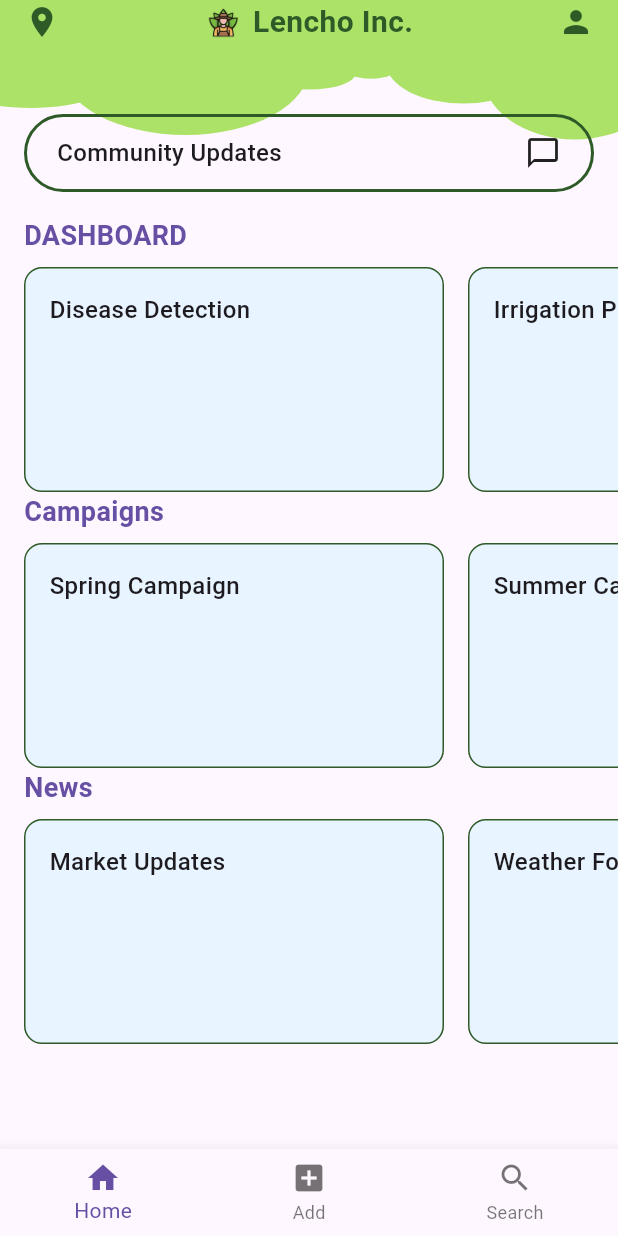
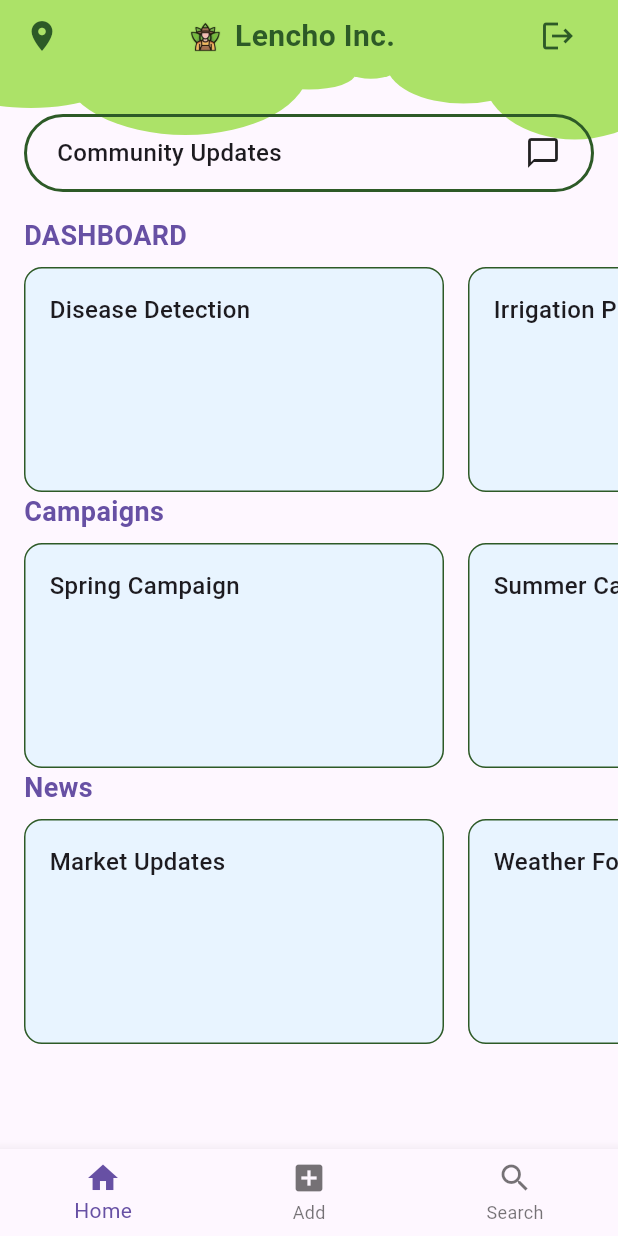
Before and after one commit to Niketw/lencho-server, a Flutter app: the HomePage screen opened directly, on a phone screen of 412 x 824 dp. Run offline on Flutter 3.47's test engine with Material 3 defaults, Android fonts, the light colour scheme and no system bars; our stand-ins replace cloud_firestore, firebase_auth, firebase_core, get; accounts and stored records are empty; generated files the repository leaves out were written again.

Commit message:
session log out added

```diff
--- a/lib/screens/home/home_page.dart
+++ b/lib/screens/home/home_page.dart
@@ -1,6 +1,6 @@
 import 'package:flutter/material.dart';
-import 'package:lencho/widgets/BushCloudRotated.dart';
-import 'package:lencho/widgets/home/section_widgets.dart';
+import 'package:lencho/widgets/home/header_widgets.dart';
+import 'package:lencho/widgets/home/content_widgets.dart';
 
 class HomePage extends StatelessWidget {
   const HomePage({super.key});
@@ -9,152 +9,9 @@ class HomePage extends StatelessWidget {
   Widget build(BuildContext context) {
     return Scaffold(
       body: Column(
-        children: [
-          // Header with BushCloud
-          Stack(
-            children: [
-              const SizedBox(
-                height: 60,
-                width: double.infinity,
-                child: BushCloudRotated(),
-              ),
-              SafeArea(
-                child: Padding(
-                  padding: const EdgeInsets.symmetric(horizontal: 16.0),
-                  child: Row(
-                    mainAxisAlignment: MainAxisAlignment.spaceBetween,
-                    children: [
-                      const Icon(Icons.location_on, color: Color(0xFF2D5A27)),
-                      Row(
-                        children: [
-                          Image.asset('assets/images/logo.png', height: 24),
-                          const SizedBox(width: 8),
-                          const Text(
-                            'Lencho Inc.',
-                            style: TextStyle(
-                              fontSize: 20,
-                              color: Color(0xFF2D5A27),
-                              fontWeight: FontWeight.bold,
-                            ),
-                          ),
-                        ],
-                      ),
-                      const Icon(Icons.person, color: Color(0xFF2D5A27)),
-                    ],
-                  ),
-                ),
-              ),
-            ],
-          ),
-
-          // Scrollable Content
-          Expanded(
-            child: SingleChildScrollView(
-              child: Column(
-                crossAxisAlignment: CrossAxisAlignment.start,
-                children: [
-                  // Community Updates
-                  Padding(
-                    padding: const EdgeInsets.all(16.0),
-                    child: InkWell(
-                      onTap: () {
-                        Navigator.pushNamed(context, '/community');
-                      },
-                      child: Container(
-                        padding: const EdgeInsets.symmetric(
-                          horizontal: 20,
-                          vertical: 12,
-                        ),
-                        decoration: BoxDecoration(
-                          border: Border.all(
-                            color: const Color(0xFF2D5A27),
-                            width: 2,
-                          ),
-                          borderRadius: BorderRadius.circular(30),
-                        ),
-                        child: Row(
-                          mainAxisAlignment: MainAxisAlignment.spaceBetween,
-                          children: const [
-                            Text(
-                              'Community Updates',
-                              style: TextStyle(
-                                fontSize: 16,
-                                fontWeight: FontWeight.w500,
-                              ),
-                            ),
-                            Icon(Icons.chat_bubble_outline),
-                          ],
-                        ),
-                      ),
-                    ),
-                  ),
-
-                  // Dashboard Section
-                  ScrollableSection(
-                    title: 'DASHBOARD',
-                    items: [
-                      SectionItem(
-                        title: 'Disease Detection',
-                        onTap: () => Navigator.pushNamed(
-                          context,
-                          '/dashboard/disease',
-                        ),
-                      ),
-                      SectionItem(
-                        title: 'Irrigation Plan',
-                        onTap: () => Navigator.pushNamed(
-                          context,
-                          '/dashboard/irrigation',
-                        ),
-                      ),
-                    ],
-                  ),
-
-                  // Campaigns Section
-                  ScrollableSection(
-                    title: 'Campaigns',
-                    items: [
-                      SectionItem(
-                        title: 'Spring Campaign',
-                        onTap: () => Navigator.pushNamed(
-                          context,
-                          '/campaigns/spring',
-                        ),
-                      ),
-                      SectionItem(
-                        title: 'Summer Campaign',
-                        onTap: () => Navigator.pushNamed(
-                          context,
-                          '/campaigns/summer',
-                        ),
-                      ),
-                    ],
-                  ),
-
-                  // News Section
-                  ScrollableSection(
-                    title: 'News',
-                    items: [
-                      SectionItem(
-                        title: 'Market Updates',
-                        onTap: () => Navigator.pushNamed(
-                          context,
-                          '/news/market',
-                        ),
-                      ),
-                      SectionItem(
-                        title: 'Weather Forecast',
-                        onTap: () => Navigator.pushNamed(
-                          context,
-                          '/news/weather',
-                        ),
-                      ),
-                    ],
-                  ),
-                ],
-              ),
-            ),
-          ),
+        children: const [
+          HomeHeader(),
+          HomeContent(),
         ],
       ),
       bottomNavigationBar: BottomNavigationBar(
--- /dev/null
+++ b/lib/widgets/home/content_widgets.dart
@@ -0,0 +1,99 @@
+import 'package:flutter/material.dart';
+import 'package:lencho/widgets/home/section_widgets.dart';
+
+class HomeContent extends StatelessWidget {
+  const HomeContent({Key? key}) : super(key: key);
+
+  @override
+  Widget build(BuildContext context) {
+    return Expanded(
+      child: SingleChildScrollView(
+        child: Column(
+          crossAxisAlignment: CrossAxisAlignment.start,
+          children: [
+            // Community Updates Section
+            Padding(
+              padding: const EdgeInsets.all(16.0),
+              child: InkWell(
+                onTap: () {
+                  Navigator.pushNamed(context, '/community');
+                },
+                child: Container(
+                  padding: const EdgeInsets.symmetric(
+                    horizontal: 20,
+                    vertical: 12,
+                  ),
+                  decoration: BoxDecoration(
+                    border: Border.all(
+                      color: const Color(0xFF2D5A27),
+                      width: 2,
+                    ),
+                    borderRadius: BorderRadius.circular(30),
+                  ),
+                  child: Row(
+                    mainAxisAlignment: MainAxisAlignment.spaceBetween,
+                    children: const [
+                      Text(
+                        'Community Updates',
+                        style: TextStyle(
+                          fontSize: 16,
+                          fontWeight: FontWeight.w500,
+                        ),
+                      ),
+                      Icon(Icons.chat_bubble_outline),
+                    ],
+                  ),
+                ),
+              ),
+            ),
+
+            // Dashboard Section
+            ScrollableSection(
+              title: 'DASHBOARD',
+              items: [
+                SectionItem(
+                  title: 'Disease Detection',
+                  onTap: () => Navigator.pushNamed(context, '/dashboard/disease'),
+                ),
+                SectionItem(
+                  title: 'Irrigation Plan',
+                  onTap: () => Navigator.pushNamed(context, '/dashboard/irrigation'),
+                ),
+              ],
+            ),
+
+            // Campaigns Section
+            ScrollableSection(
+              title: 'Campaigns',
+              items: [
+                SectionItem(
+                  title: 'Spring Campaign',
+                  onTap: () => Navigator.pushNamed(context, '/campaigns/spring'),
+                ),
+                SectionItem(
+                  title: 'Summer Campaign',
+                  onTap: () => Navigator.pushNamed(context, '/campaigns/summer'),
+                ),
+              ],
+            ),
+
+            // News Section
+            ScrollableSection(
+              title: 'News',
+              items: [
+                SectionItem(
+                  title: 'Market Updates',
+                  onTap: () => Navigator.pushNamed(context, '/news/market'),
+                ),
+                SectionItem(
+                  title: 'Weather Forecast',
+                  onTap: () => Navigator.pushNamed(context, '/news/weather'),
+                ),
+              ],
+            ),
+          ],
+        ),
+      ),
+    );
+  }
+}
--- /dev/null
+++ b/lib/widgets/home/header_widgets.dart
@@ -0,0 +1,53 @@
+import 'package:flutter/material.dart';
+import 'package:get/get.dart';
+import 'package:lencho/controllers/home/logout_controller.dart';
+import 'package:lencho/widgets/BushCloudRotated.dart';
+
+class HomeHeader extends StatelessWidget {
+  const HomeHeader({Key? key}) : super(key: key);
+
+  @override
+  Widget build(BuildContext context) {
+    return Stack(
+      children: [
+        const SizedBox(
+          height: 60,
+          width: double.infinity,
+          child: BushCloudRotated(),
+        ),
+        SafeArea(
+          child: Padding(
+            padding: const EdgeInsets.symmetric(horizontal: 16.0),
+            child: Row(
+              mainAxisAlignment: MainAxisAlignment.spaceBetween,
+              children: [
+                const Icon(Icons.location_on, color: Color(0xFF2D5A27)),
+                Row(
+                  children: [
+                    Image.asset('assets/images/logo.png', height: 24),
+                    const SizedBox(width: 8),
+                    const Text(
+                      'Lencho Inc.',
+                      style: TextStyle(
+                        fontSize: 20,
+                        color: Color(0xFF2D5A27),
+                        fontWeight: FontWeight.bold,
+                      ),
+                    ),
+                  ],
+                ),
+                // Logout button calls the logout method.
+                IconButton(
+                  icon: const Icon(Icons.logout, color: Color(0xFF2D5A27)),
+                  onPressed: () {
+                    LogoutController.instance.logout();
+                  },
+                ),
+              ],
+            ),
+          ),
+        ),
+      ],
+    );
+  }
+}
--- a/lib/widgets/home/section_widgets.dart
+++ b/lib/widgets/home/section_widgets.dart
@@ -5,10 +5,10 @@ class ScrollableSection extends StatelessWidget {
   final List<SectionItem> items;
 
   const ScrollableSection({
-    super.key,
+    Key? key,
     required this.title,
     required this.items,
-  });
+  }) : super(key: key);
 
   @override
   Widget build(BuildContext context) {
```
Also changed, not shown: lib/controllers/home/logout_controller.dart (added, +35 -0 lines), lib/main.dart (+11 -4 lines), lib/widgets/auth_wrapper.dart (added, +35 -0 lines).
